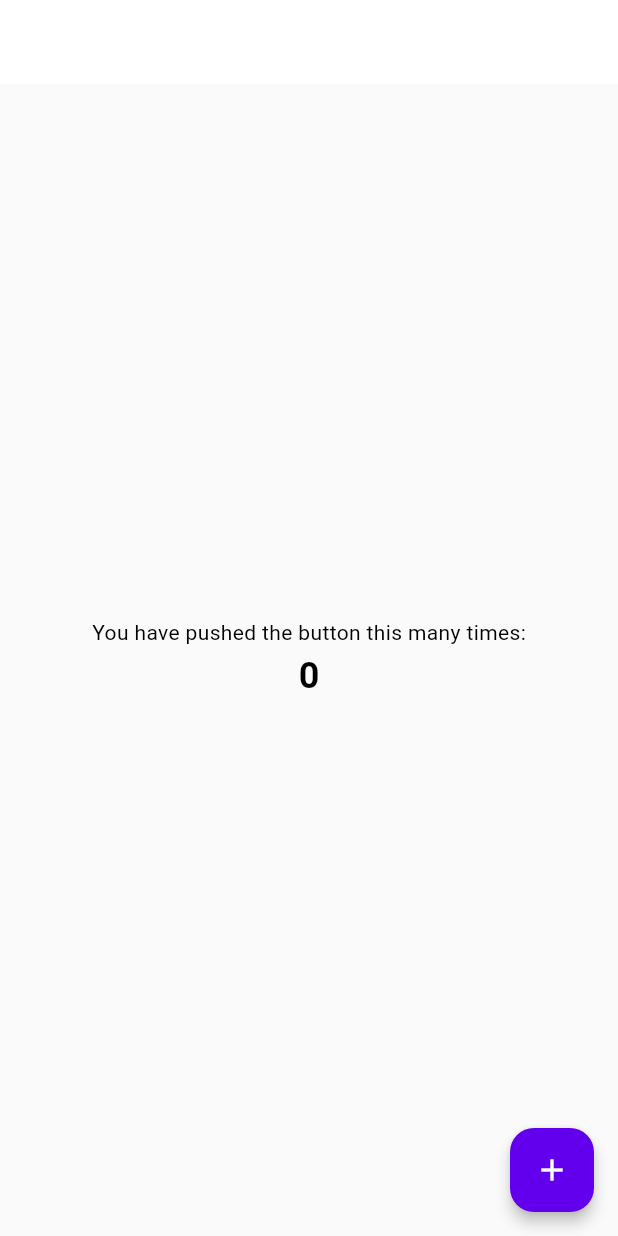
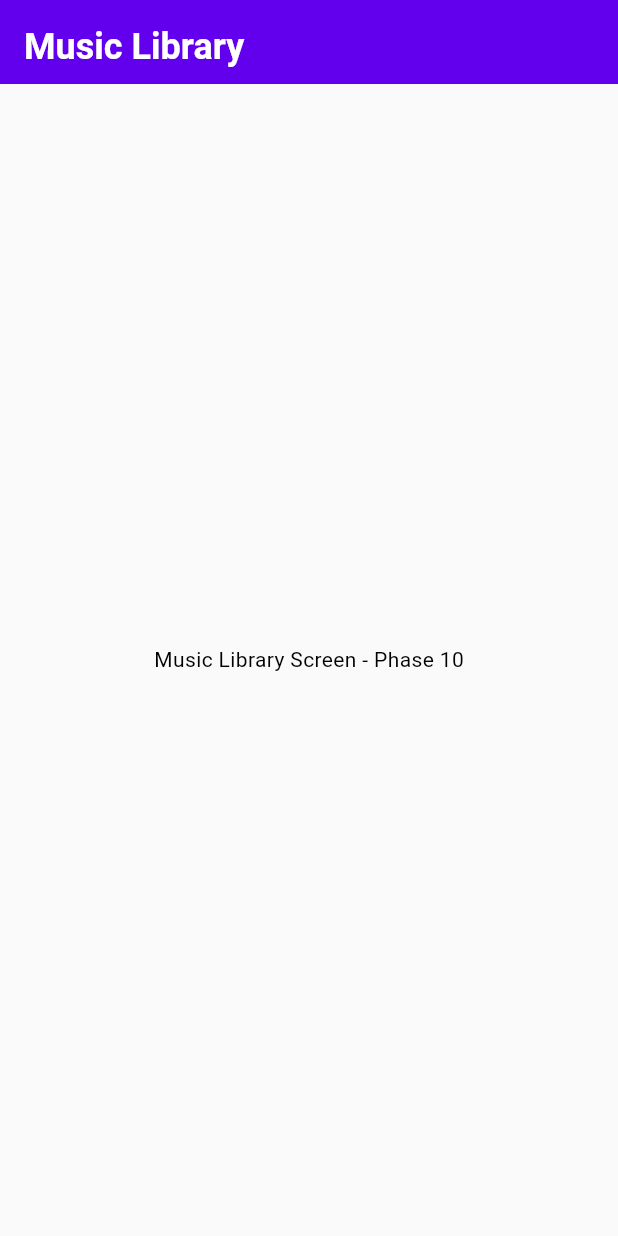
Before and after one commit to shinkaym/vmp_music, a Flutter app: the screen it shows after launch, on a phone screen of 412 x 824 dp. Run offline on Flutter 3.47's test engine with Material 3 defaults, Android fonts, the phone set to English and light mode, and no system bars; our stand-ins replace audio_service, file_picker, flutter_riverpod, freezed_annotation, go_router, hive and 5 more; missing offline and left inert: flutter_media_metadata; accounts and stored records are empty.

Commit message:
Create route definitions, setup GoRouter

```diff
--- a/lib/core/index.dart
+++ b/lib/core/index.dart
@@ -15,3 +15,6 @@ export 'audio/index.dart';
 
 // File & Permission Services
 export 'services/index.dart';
+
+// Routing
+export 'routing/index.dart';
--- /dev/null
+++ b/lib/core/routing/index.dart
@@ -0,0 +1,2 @@
+export 'router.dart';
+export 'route_paths.dart';
--- /dev/null
+++ b/lib/core/routing/router.dart
@@ -0,0 +1,83 @@
+import 'package:flutter/material.dart';
+import 'package:go_router/go_router.dart';
+import 'package:vmp_music/presentation/screens/index.dart';
+import 'route_paths.dart';
+
+/// GoRouter configuration for VMP Music application
+///
+/// Manages all navigation routes and transitions in the app.
+/// Provides a centralized way to handle navigation across the application.
+final appRouter = GoRouter(
+  initialLocation: RoutePaths.library,
+  debugLogDiagnostics: false,
+  routes: [
+    // Music Library Route
+    GoRoute(
+      path: RoutePaths.library,
+      name: RoutePaths.libraryName,
+      builder: (context, state) => const MusicLibraryScreen(),
+    ),
+
+    // Player Route
+    GoRoute(
+      path: RoutePaths.player,
+      name: RoutePaths.playerName,
+      builder: (context, state) => const PlayerScreen(),
+    ),
+
+    // Playlists Route with subroutes
+    GoRoute(
+      path: RoutePaths.playlists,
+      name: RoutePaths.playlistsName,
+      builder: (context, state) => const PlaylistsScreen(),
+      routes: [
+        // Playlist Detail Route
+        GoRoute(
+          path: ':playlistId',
+          name: RoutePaths.playlistDetailName,
+          builder: (context, state) {
+            final playlistId = state.pathParameters['playlistId']!;
+            return PlaylistDetailScreen(playlistId: playlistId);
+          },
+        ),
+      ],
+    ),
+
+    // Queue Route
+    GoRoute(
+      path: RoutePaths.queue,
+      name: RoutePaths.queueName,
+      builder: (context, state) => const QueueScreen(),
+    ),
+  ],
+
+  // Error handling - shows a default error screen if route not found
+  errorBuilder: (context, state) {
+    return Scaffold(
+      appBar: AppBar(
+        title: const Text('Page Not Found'),
+      ),
+      body: Center(
+        child: Column(
+          mainAxisAlignment: MainAxisAlignment.center,
+          children: [
+            const Text(
+              'Route not found',
+              style: TextStyle(fontSize: 18),
+            ),
+            const SizedBox(height: 16),
+            Text(
+              state.error.toString(),
+              style: const TextStyle(color: Colors.red),
+            ),
+            const SizedBox(height: 32),
+            ElevatedButton(
+              onPressed: () => context.go(RoutePaths.library),
+              child: const Text('Go to Library'),
+            ),
+          ],
+        ),
+      ),
+    );
+  },
+);
--- a/lib/main.dart
+++ b/lib/main.dart
@@ -14,7 +14,7 @@ class MyApp extends StatelessWidget {
 
   @override
   Widget build(BuildContext context) {
-    return MaterialApp(
+    return MaterialApp.router(
       title: AppStrings.appName,
       theme: AppTheme.lightTheme,
       darkTheme: AppTheme.darkTheme,
@@ -27,93 +27,7 @@ class MyApp extends StatelessWidget {
       ],
       supportedLocales: supportedLocales,
       locale: defaultLocale,
-      home: const MyHomePage(title: AppStrings.appName),
+      routerConfig: appRouter,
     );
   }
 }
-
-class MyHomePage extends StatefulWidget {
-  const MyHomePage({super.key, required this.title});
-
-  // This widget is the home page of your application. It is stateful, meaning
-  // that it has a State object (defined below) that contains fields that affect
-  // how it looks.
-
-  // This class is the configuration for the state. It holds the values (in this
-  // case the title) provided by the parent (in this case the App widget) and
-  // used by the build method of the State. Fields in a Widget subclass are
-  // always marked "final".
-
-  final String title;
-
-  @override
-  State<MyHomePage> createState() => _MyHomePageState();
-}
-
-class _MyHomePageState extends State<MyHomePage> {
-  int _counter = 0;
-
-  void _incrementCounter() {
-    setState(() {
-      // This call to setState tells the Flutter framework that something has
-      // changed in this State, which causes it to rerun the build method below
-      // so that the display can reflect the updated values. If we changed
-      // _counter without calling setState(), then the build method would not be
-      // called again, and so nothing would appear to happen.
-      _counter++;
-    });
-  }
-
-  @override
-  Widget build(BuildContext context) {
-    // This method is rerun every time setState is called, for instance as done
-    // by the _incrementCounter method above.
-    //
-    // The Flutter framework has been optimized to make rerunning build methods
-    // fast, so that you can just rebuild anything that needs updating rather
-    // than having to individually change instances of widgets.
-    return Scaffold(
-      appBar: AppBar(
-        // TRY THIS: Try changing the color here to a specific color (to
-        // Colors.amber, perhaps?) and trigger a hot reload to see the AppBar
-        // change color while the other colors stay the same.
-        backgroundColor: Theme.of(context).colorScheme.inversePrimary,
-        // Here we take the value from the MyHomePage object that was created by
-        // the App.build method, and use it to set our appbar title.
-        title: Text(widget.title),
-      ),
-      body: Center(
-        // Center is a layout widget. It takes a single child and positions it
-        // in the middle of the parent.
-        child: Column(
-          // Column is also a layout widget. It takes a list of children and
-          // arranges them vertically. By default, it sizes itself to fit its
-          // children horizontally, and tries to be as tall as its parent.
-          //
-          // Column has various properties to control how it sizes itself and
-          // how it positions its children. Here we use mainAxisAlignment to
-          // center the children vertically; the main axis here is the vertical
-          // axis because Columns are vertical (the cross axis would be
-          // horizontal).
-          //
-          // TRY THIS: Invoke "debug painting" (choose the "Toggle Debug Paint"
-          // action in the IDE, or press "p" in the console), to see the
-          // wireframe for each widget.
-          mainAxisAlignment: MainAxisAlignment.center,
-          children: <Widget>[
-            const Text('You have pushed the button this many times:'),
-            Text(
-              '$_counter',
-              style: Theme.of(context).textTheme.headlineMedium,
-            ),
-          ],
-        ),
-      ),
-      floatingActionButton: FloatingActionButton(
-        onPressed: _incrementCounter,
-        tooltip: 'Increment',
-        child: const Icon(Icons.add),
-      ), // This trailing comma makes auto-formatting nicer for build methods.
-    );
-  }
-}
--- /dev/null
+++ b/lib/presentation/screens/index.dart
@@ -0,0 +1,5 @@
+export 'music_library_screen.dart';
+export 'player_screen.dart';
+export 'playlists_screen.dart';
+export 'playlist_detail_screen.dart';
+export 'queue_screen.dart';
--- /dev/null
+++ b/lib/presentation/screens/music_library_screen.dart
@@ -0,0 +1,17 @@
+import 'package:flutter/material.dart';
+
+class MusicLibraryScreen extends StatelessWidget {
+  const MusicLibraryScreen({super.key});
+
+  @override
+  Widget build(BuildContext context) {
+    return Scaffold(
+      appBar: AppBar(
+        title: const Text('Music Library'),
+      ),
+      body: const Center(
+        child: Text('Music Library Screen - Phase 10'),
+      ),
+    );
+  }
+}
```
Also changed, not shown: lib/core/routing/route_paths.dart (added, +31 -0 lines), lib/presentation/screens/player_screen.dart (added, +17 -0 lines), lib/presentation/screens/playlist_detail_screen.dart (added, +22 -0 lines), lib/presentation/screens/playlists_screen.dart (added, +17 -0 lines), lib/presentation/screens/queue_screen.dart (added, +17 -0 lines).
